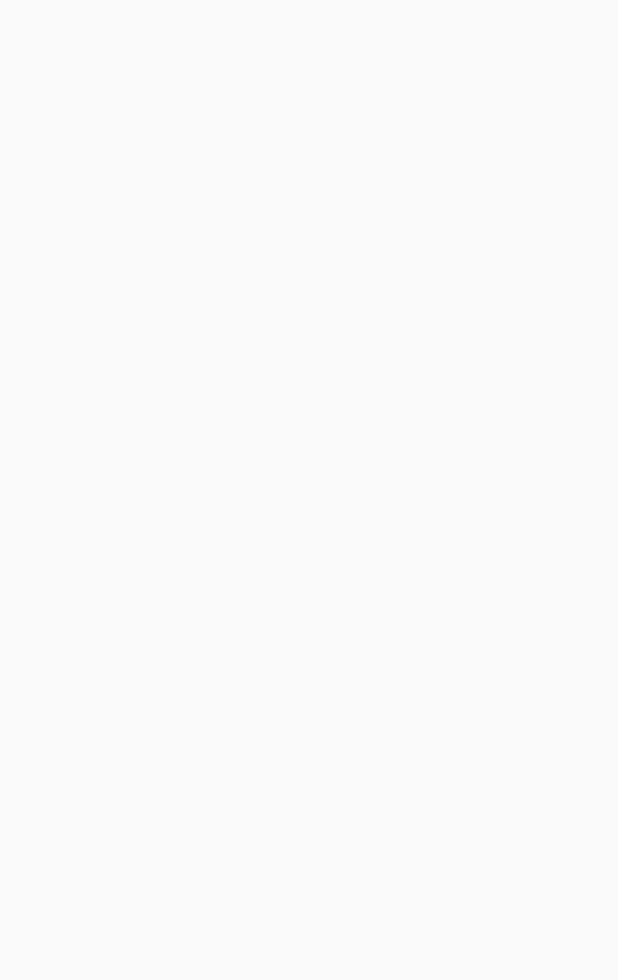
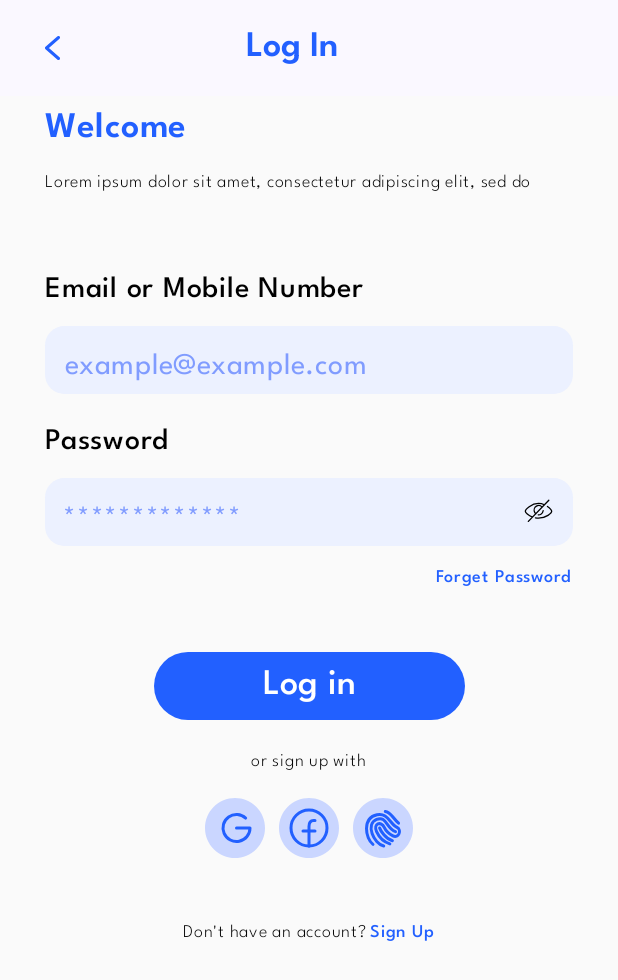
Before and after one commit to KevinGuitarist/Health-Care-App, an Android app built with Jetpack Compose: the screen it shows after launch (MainActivity), on a phone screen of 412 x 824 dp. Before the commit the part shown is empty. Shown: the top 980 px of the screen. Run offline under Robolectric (Android 15) with nearby library versions, the phone set to English and light mode, and no system bars.

Commit message:
feat(Ui) : add new user Login screen

```diff
--- a/app/src/main/java/com/kevinguitarist/healthcareappown1/MainActivity.kt
+++ b/app/src/main/java/com/kevinguitarist/healthcareappown1/MainActivity.kt
@@ -12,19 +12,18 @@ import androidx.compose.runtime.Composable
 import androidx.compose.ui.Modifier
 import androidx.compose.ui.tooling.preview.Preview
 import androidx.core.splashscreen.SplashScreen.Companion.installSplashScreen
+import com.kevinguitarist.healthcareappown1.authentication.loginScreen
 import com.kevinguitarist.healthcareappown1.ui.theme.HealthCareAppOwn1Theme
 
 class MainActivity : ComponentActivity() {
     override fun onCreate(savedInstanceState: Bundle?) {
         super.onCreate(savedInstanceState)
         val splashScreen = installSplashScreen()
-        splashScreen.setKeepOnScreenCondition {
-            true
-        }
+
         enableEdgeToEdge()
         setContent {
             HealthCareAppOwn1Theme {
-
+                loginScreen()
             }
         }
     }
--- /dev/null
+++ b/app/src/main/java/com/kevinguitarist/healthcareappown1/authentication/Login.kt
@@ -0,0 +1,274 @@
+package com.kevinguitarist.healthcareappown1.authentication
+
+import android.widget.GridLayout
+import androidx.compose.foundation.background
+import androidx.compose.foundation.clickable
+import androidx.compose.foundation.layout.Arrangement
+import androidx.compose.foundation.layout.Box
+import androidx.compose.foundation.layout.Column
+import androidx.compose.foundation.layout.Row
+import androidx.compose.foundation.layout.Spacer
+import androidx.compose.foundation.layout.fillMaxHeight
+import androidx.compose.foundation.layout.fillMaxSize
+import androidx.compose.foundation.layout.fillMaxWidth
+import androidx.compose.foundation.layout.height
+import androidx.compose.foundation.layout.padding
+import androidx.compose.foundation.layout.width
+import androidx.compose.foundation.layout.wrapContentHeight
+import androidx.compose.foundation.layout.wrapContentSize
+import androidx.compose.foundation.shape.RoundedCornerShape
+import androidx.compose.foundation.text.BasicTextField
+import androidx.compose.material3.Button
+import androidx.compose.material3.ButtonDefaults
+import androidx.compose.material3.ExperimentalMaterial3Api
+import androidx.compose.material3.Icon
+import androidx.compose.material3.Text
+import androidx.compose.material3.TopAppBar
+import androidx.compose.runtime.Composable
+import androidx.compose.runtime.getValue
+import androidx.compose.runtime.mutableStateOf
+import androidx.compose.runtime.saveable.rememberSaveable
+import androidx.compose.runtime.setValue
+import androidx.compose.ui.Alignment
+import androidx.compose.ui.Modifier
+import androidx.compose.ui.graphics.Color
+import androidx.compose.ui.res.painterResource
+import androidx.compose.ui.res.stringResource
+import androidx.compose.ui.text.font.Font
+import androidx.compose.ui.text.font.FontFamily
+import androidx.compose.ui.text.input.TextFieldValue
+import androidx.compose.ui.text.style.TextAlign
+import androidx.compose.ui.tooling.preview.Preview
+import androidx.compose.ui.unit.dp
+import androidx.compose.ui.unit.sp
+import com.kevinguitarist.healthcareappown.ui.theme.button_Color
+import com.kevinguitarist.healthcareappown1.R
+
+@OptIn(ExperimentalMaterial3Api::class)
+@Preview(showBackground = true,
+    showSystemUi = true)
+@Composable
+fun loginScreen() {
+    var email by rememberSaveable(stateSaver = TextFieldValue.Saver){
+        mutableStateOf(TextFieldValue(""))
+    }
+    var password by rememberSaveable(stateSaver = TextFieldValue.Saver){
+        mutableStateOf(TextFieldValue(""))
+    }
+
+        Column(modifier = Modifier.fillMaxSize()) {
+        TopAppBar(
+            title = {
+                Box(modifier = Modifier.fillMaxWidth().padding(start = 120.dp)){
+                    Text(text = "Log In",
+                        fontFamily = FontFamily(Font(R.font.leaguespartan_semibold)),
+                        fontSize = 24.sp,
+                        color = Color(0xFF2260FF),
+
+                    )
+                }
+            },
+            navigationIcon = {
+                Icon(painter = painterResource(R.drawable.back_icon),
+                    contentDescription = "Back",
+                    modifier = Modifier.padding(start = 26.dp).clickable {  },
+                    Color(0xFF2260FF)
+                )
+            }
+        )
+
+        Box(modifier = Modifier.fillMaxSize().padding(start = 30.dp, top = 10.dp, end = 30.dp)){
+            Column {
+                Text(text = "Welcome",
+                    fontFamily = FontFamily(Font(R.font.leaguespartan_semibold)),
+                    fontSize = 24.sp,
+                    color = Color(0xFF2260FF)
+                )
+
+                Spacer(modifier = Modifier.height(12.dp))
+
+                Text(text = stringResource( R.string.Lorem_Text2),
+                    fontFamily = FontFamily(Font(R.font.leaguespartan_light)),
+                    fontSize = 12.sp,
+                    modifier = Modifier.fillMaxWidth().height(24.dp)
+                )
+
+                Spacer(modifier = Modifier.height(47.dp))
+
+                Text(text = "Email or Mobile Number",
+                    fontFamily = FontFamily(Font(R.font.leaguespartan_medium)),
+                    fontSize = 20.sp
+                )
+
+                Spacer(modifier = Modifier.height(12.dp))
+
+                BasicTextField(
+                    value = email,
+                    onValueChange = {email = it},
+                    modifier = Modifier.fillMaxWidth().height(45.dp).background(Color(0xFFECF1FF),
+                        RoundedCornerShape(13.dp)
+                    ),
+                    maxLines = 1,
+                    decorationBox = { innerTextField ->
+                        Box(
+                            modifier = Modifier
+                                .fillMaxWidth().fillMaxHeight()
+                                .padding(top = 15.dp, start = 13.dp, end = 32.dp, bottom = 5.dp)
+                        ){
+                            if (email.text.isEmpty()) {
+                                Text(
+                                    modifier =  Modifier.height(30.dp),
+                                    text = "example@example.com",
+                                    color = Color(0xFF809CFF),
+                                    fontFamily = FontFamily(Font(R.font.leaguespartan_regular)),
+                                    fontSize = 20.sp
+                                )
+                            }
+                            innerTextField()
+                        }
+                    }
+                )
+
+                Spacer(modifier = Modifier.height(20.dp))
+
+                Text(
+                    text = "Password",
+                    fontFamily = FontFamily(Font(R.font.leaguespartan_medium)),
+                    fontSize = 20.sp
+                )
+
+                Spacer(modifier = Modifier.height(12.dp))
+
+                BasicTextField(
+                    value = password,
+                    onValueChange = {password = it},
+                    modifier = Modifier.fillMaxWidth().height(45.dp).background(Color(0xFFECF1FF), RoundedCornerShape(13.dp)),
+                    maxLines = 1,
+                    decorationBox = { innerTextField ->
+                        Row(modifier = Modifier.fillMaxWidth().padding(start = 12.dp, end = 13.dp, top = 14.dp, bottom = 15.dp)){
+                            Box(modifier = Modifier.width(240.dp).height(12.dp).align(Alignment.CenterVertically)) {
+                                if (password.text.isEmpty()){
+                                    Text(text = "*************",
+                                        fontSize = 20.sp,
+                                        fontFamily = FontFamily(Font(R.font.leaguespartan_regular)),
+                                        color = Color(0xFF809CFF)
+                                    )
+                                }
+                                innerTextField()
+                            }
+                            Box(modifier = Modifier
+                                .fillMaxWidth()
+                                .fillMaxHeight(),
+                                contentAlignment = Alignment.TopEnd){
+                                Icon(painter = painterResource(R.drawable.hide_eyeicon),
+                                    contentDescription = "HideEye",
+                                    modifier = Modifier.clickable {  }
+                                )
+                            }
+
+                        }
+                    }
+                )
+
+                Spacer(modifier = Modifier.height(9.dp))
+
+                Row(modifier = Modifier.fillMaxWidth()){
+                    Box(modifier = Modifier.fillMaxWidth()){
+                        Text(text = "Forget Password",
+                            fontSize = 12.sp,
+                            fontFamily = FontFamily(Font(R.font.leaguespartan_medium)),
+                            color = Color(0xFF2260FF),
+                            modifier = Modifier.align(Alignment.CenterEnd)
+                        )
+                    }
+                }
+
+                Spacer(modifier = Modifier.height(37.dp))
+
+                Row(modifier = Modifier.fillMaxWidth()) {
+                    Box(modifier = Modifier.fillMaxWidth()){
+                        Button(onClick = { },
+                            colors = ButtonDefaults.buttonColors(button_Color.Blue),
+                            modifier = Modifier.width(207.dp).height(45.dp).align(Alignment.TopCenter)
+                        ){
+                            Text(text = "Log in",
+                                fontFamily = FontFamily(Font(R.font.leaguespartan_medium)),
+                                fontSize = 24.sp
+                            )
+                        }
+                    }
+                }
+
+                Spacer(modifier = Modifier.height(16.dp))
+
+                Row(modifier = Modifier.fillMaxWidth()) {
+                    Box(modifier = Modifier.fillMaxWidth()){
+                        Text(text = "or sign up with",
+                            fontFamily = FontFamily(Font(R.font.leaguespartan_light)),
+                            fontSize = 12.sp,
+                            modifier = Modifier.align(Alignment.TopCenter)
+                        )
+                    }
+                }
+
+                Spacer(modifier = Modifier.height(12.dp))
+
+                Row(modifier = Modifier.fillMaxWidth()){
+                    Box(modifier = Modifier.fillMaxWidth()){
+                        Row(horizontalArrangement = Arrangement.spacedBy(9.dp), modifier = Modifier.align(
+                            Alignment.Center)){
+                            Icon(painter = painterResource(R.drawable.google_login_item),
+                                contentDescription = "Googlel",
+                                modifier = Modifier.clickable {  },
+                                tint = Color.Unspecified
+                                //    Color(0xFF2260FF)
+
+                            )
+
+                            Icon(painter = painterResource(R.drawable.facebook_login_icon),
+                                contentDescription = "Facebook",
+                                modifier = Modifier.clickable {  },
+                                tint = Color.Unspecified
+                                //    Color(0xFF2260FF)
+                            )
+
+                            Icon(painter = painterResource(R.drawable.finger_login_icon),
+                                contentDescription = "FingerPrint",
+                                modifier = Modifier.clickable {  },
+                                tint = Color.Unspecified
+                                //    Color(0xFF2260FF)
+                            )
+                        }
+                    }
+                }
+
+                Spacer(modifier = Modifier.height(38.dp))
+
+
+                    Texts()
+
+            }
+        }
+    }
+}
+
+@Composable
+fun Texts(){
+    Row(modifier = Modifier.fillMaxWidth().wrapContentSize(Alignment.Center), horizontalArrangement = Arrangement.spacedBy(2.dp)) {
+        Box(){
+            Text(text = "Don't have an account?",
+                fontFamily = FontFamily(Font(R.font.leaguespartan_light)),
+                fontSize = 12.sp
+
+            )
+        }
+        Box(){
+            Text(text = "Sign Up",
+                fontFamily = FontFamily(Font(R.font.leaguespartan_medium)),
+                color = Color(0xFF2260FF),
+                fontSize = 12.sp,
+                modifier = Modifier.clickable {  }
+            )
+        }
+    }
+}
--- /dev/null
+++ b/app/src/main/res/drawable/facebook_login_icon.xml
@@ -0,0 +1,21 @@
+<vector xmlns:android="http://schemas.android.com/apk/res/android"
+    android:width="40dp"
+    android:height="40dp"
+    android:viewportWidth="40"
+    android:viewportHeight="40">
+  <path
+      android:pathData="M20,20m-20,0a20,20 0,1 1,40 0a20,20 0,1 1,-40 0"
+      android:fillColor="#CAD6FF"/>
+  <path
+      android:pathData="M20,20m-12,0a12,12 0,1 1,24 0a12,12 0,1 1,-24 0"
+      android:strokeWidth="2"
+      android:fillColor="#CAD6FF"
+      android:strokeColor="#2260FF"/>
+  <path
+      android:pathData="M24,15H23C21.5,15 20,15.8 20,19C20,22.2 20,28.833 20,32M24,22H16"
+      android:strokeLineJoin="round"
+      android:strokeWidth="2"
+      android:fillColor="#00000000"
+      android:strokeColor="#2260FF"
+      android:strokeLineCap="round"/>
+</vector>
--- /dev/null
+++ b/app/src/main/res/drawable/finger_login_icon.xml
@@ -0,0 +1,16 @@
+<vector xmlns:android="http://schemas.android.com/apk/res/android"
+    android:width="40dp"
+    android:height="40dp"
+    android:viewportWidth="40"
+    android:viewportHeight="40">
+  <path
+      android:pathData="M20,20m-20,0a20,20 0,1 1,40 0a20,20 0,1 1,-40 0"
+      android:fillColor="#CAD6FF"/>
+  <path
+      android:pathData="M17.762,19.969C18.33,21.856 21.923,27.329 26.288,28.462M24.583,30.585C21.173,29.523 17.725,26.912 15.716,22.446C13.328,17.139 18.785,15.015 20.831,19.615C21.618,21.385 22.878,23.331 26.629,25.277C30.381,27.223 32.768,21.385 29.358,19.615C24.392,17.039 23.219,9.637 16.057,11.123C5.996,13.211 8.213,27.046 13.328,30.938M28.334,22.446C22.196,20.323 22.344,11.494 15.716,14.308C8.213,17.492 13.67,30.231 20.49,32M21.514,9C25.265,9.354 26.288,13.246 30.381,16.785"
+      android:strokeLineJoin="round"
+      android:strokeWidth="2"
+      android:fillColor="#00000000"
+      android:strokeColor="#2260FF"
+      android:strokeLineCap="round"/>
+</vector>
--- /dev/null
+++ b/app/src/main/res/drawable/google_login_item.xml
@@ -0,0 +1,16 @@
+<vector xmlns:android="http://schemas.android.com/apk/res/android"
+    android:width="40dp"
+    android:height="40dp"
+    android:viewportWidth="40"
+    android:viewportHeight="40">
+  <path
+      android:pathData="M20,20m-20,0a20,20 0,1 1,40 0a20,20 0,1 1,-40 0"
+      android:fillColor="#CAD6FF"/>
+  <path
+      android:pathData="M27.098,13.38C25.578,11.981 23.623,11.146 21.56,11.017C19.498,10.889 17.454,11.474 15.772,12.674C14.09,13.874 12.872,15.617 12.323,17.609C11.774,19.601 11.928,21.721 12.757,23.614C13.587,25.506 15.043,27.056 16.88,28.002C18.717,28.948 20.824,29.233 22.846,28.809C24.869,28.385 26.684,27.278 27.986,25.674C29.289,24.07 30,22.066 30,20L21,20"
+      android:strokeLineJoin="round"
+      android:strokeWidth="2"
+      android:fillColor="#00000000"
+      android:strokeColor="#2260FF"
+      android:strokeLineCap="round"/>
+</vector>
```
